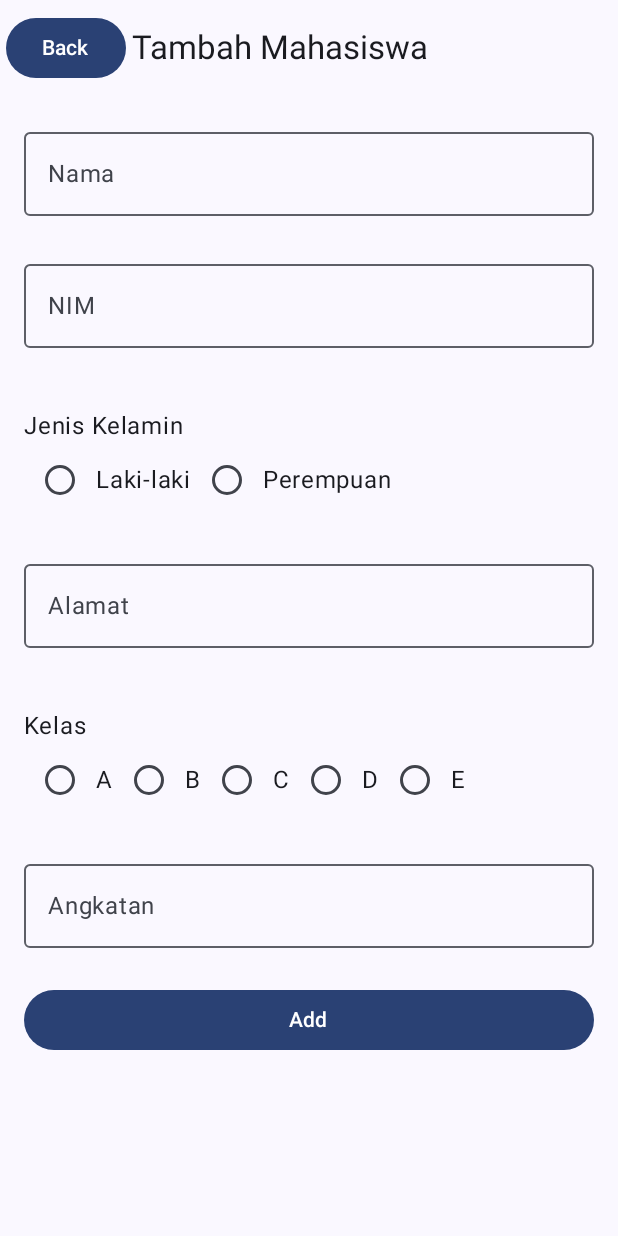
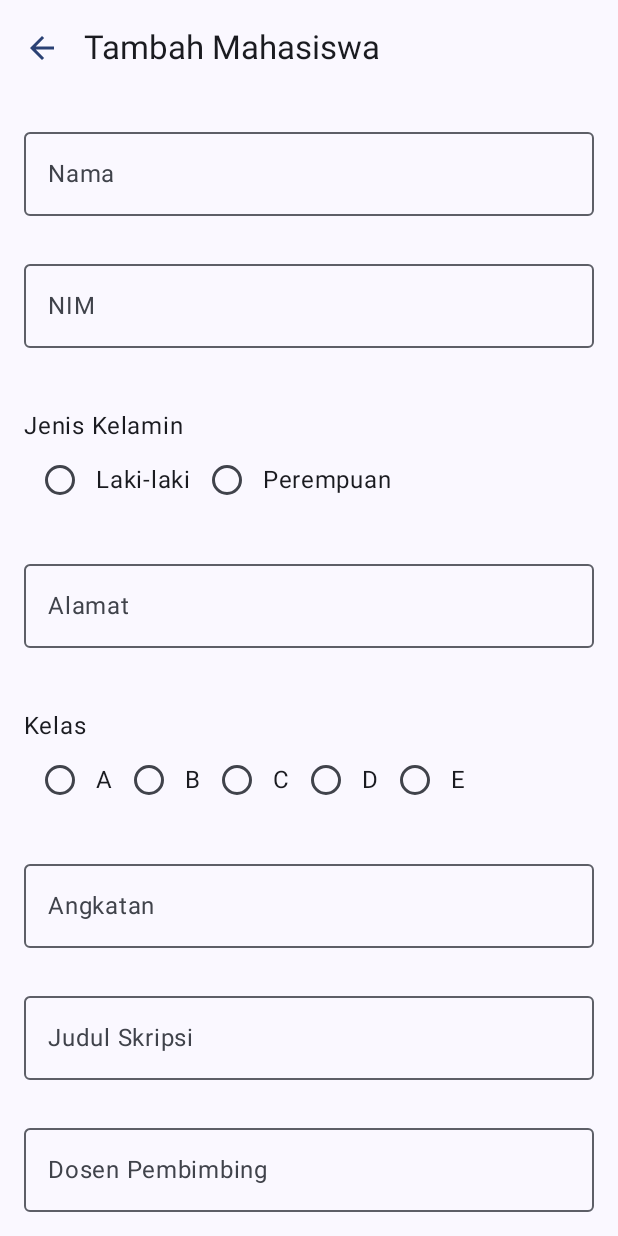
Before and after one commit to AryaGGWP/QuestFirebase_124, an Android app built with Jetpack Compose: the InsertMhsView screen opened through its navigation route, on a phone screen of 412 x 824 dp. Run offline under Robolectric (Android 15) with nearby library versions, the phone set to English and light mode, and no system bars; our stand-ins replace Firebase (no records; nobody signed in at launch, a user with empty details on screens opened directly).

Commit message:
add data baru judul skripsi dan dospem

```diff
--- a/app/src/main/java/com/example/pertemuan15/repo/RepositoryMhs.kt
+++ b/app/src/main/java/com/example/pertemuan15/repo/RepositoryMhs.kt
@@ -12,7 +12,7 @@ interface RepositoryMhs {
     fun getMhs(nim: String): Flow<Mahasiswa>
     //memanggil fungsi untuk memanggil data sesuai NIM
 
-    suspend fun deleteMhs(mahasiswa: Mahasiswa)
+    suspend fun deleteMhs(nim: String)
 
-    suspend fun updateMhs(mahasiswa: Mahasiswa)
+    suspend fun updateMhs(mahasiswa: Mahasiswa, nim: String)
 }
--- a/app/src/main/java/com/example/pertemuan15/ui/insert/pages/InsertView.kt
+++ b/app/src/main/java/com/example/pertemuan15/ui/insert/pages/InsertView.kt
@@ -1,6 +1,7 @@
 package com.example.pertemuan15.ui.insert.pages
 
 import androidx.compose.foundation.layout.Arrangement
+import androidx.compose.foundation.layout.Box
 import androidx.compose.foundation.layout.Column
 import androidx.compose.foundation.layout.Row
 import androidx.compose.foundation.layout.Spacer
@@ -9,10 +10,17 @@ import androidx.compose.foundation.layout.fillMaxWidth
 import androidx.compose.foundation.layout.height
 import androidx.compose.foundation.layout.padding
 import androidx.compose.foundation.layout.size
+import androidx.compose.foundation.rememberScrollState
 import androidx.compose.foundation.text.KeyboardOptions
+import androidx.compose.foundation.verticalScroll
+import androidx.compose.material.icons.Icons
+import androidx.compose.material.icons.automirrored.filled.ArrowBack
 import androidx.compose.material3.Button
 import androidx.compose.material3.CircularProgressIndicator
 import androidx.compose.material3.ExperimentalMaterial3Api
+import androidx.compose.material3.Icon
+import androidx.compose.material3.IconButton
+import androidx.compose.material3.MaterialTheme
 import androidx.compose.material3.OutlinedTextField
 import androidx.compose.material3.RadioButton
 import androidx.compose.material3.Scaffold
@@ -46,24 +54,26 @@ fun InsertBodyMhs(
     uiState: InsertUiState,
     onClick: () -> Unit,
     homeUiState: FormState
-){
-    Column (
-        modifier = modifier.fillMaxWidth(),
-        verticalArrangement = Arrangement.Center,
-        horizontalAlignment = Alignment.CenterHorizontally
-    ){
+) {
+    Column(
+        modifier = modifier
+            .fillMaxWidth()
+            .padding(16.dp),
+        verticalArrangement = Arrangement.spacedBy(16.dp),
+        horizontalAlignment = Alignment.Start
+    ) {
         FormMahasiswa(
             mahasiswaEvent = uiState.insertUiEvent,
             onValueChange = onValueChange,
             errorState = uiState.isEntryValid,
             modifier = Modifier.fillMaxWidth()
         )
-        Button (
+        Button(
             onClick = onClick,
             modifier = Modifier.fillMaxWidth(),
             enabled = homeUiState !is FormState.Loading,
         ) {
-            if (homeUiState is FormState.Loading){
+            if (homeUiState is FormState.Loading) {
                 CircularProgressIndicator(
                     color = Color.White,
                     modifier = Modifier
@@ -71,7 +81,7 @@ fun InsertBodyMhs(
                         .padding(end = 8.dp)
                 )
                 Text("Loading...")
-            } else{
+            } else {
                 Text("Add")
             }
         }
@@ -94,15 +104,11 @@ fun InsertMhsView(
     LaunchedEffect(uiState) {
         when (uiState) {
             is FormState.Success -> {
-                println(
-                    "InsertMhsView: uiState is FormState.Success, navigate to home " + uiState.message
-                )
                 coroutineScope.launch {
                     snackbarHostState.showSnackbar(uiState.message)
                 }
                 delay(700)
                 onNavigate()
-
                 viewModel.resetSnackBarMessage()
             }
 
@@ -116,32 +122,36 @@ fun InsertMhsView(
         }
     }
 
-    Scaffold (
+    Scaffold(
         modifier = modifier,
-        snackbarHost = { SnackbarHost(hostState = snackbarHostState)},
+        snackbarHost = { SnackbarHost(hostState = snackbarHostState) },
         topBar = {
             TopAppBar(
                 title = { Text("Tambah Mahasiswa") },
                 navigationIcon = {
-                    Button(onClick = onBack) {
-                        Text("Back")
+                    IconButton(onClick = onBack) {
+                        Icon(
+                            imageVector = Icons.AutoMirrored.Filled.ArrowBack,
+                            contentDescription = "Back",
+                            tint = MaterialTheme.colorScheme.primary
+                        )
                     }
                 }
             )
         }
-    ){ padding ->
-        Column (
+    ) { padding ->
+        Box(
             modifier = Modifier
                 .fillMaxSize()
                 .padding(padding)
-                .padding(16.dp)
-        ){
+                .verticalScroll(rememberScrollState()) // Memastikan scroll aktif untuk seluruh konten
+        ) {
             InsertBodyMhs(
                 uiState = uiEvent,
                 homeUiState = uiState,
-                onValueChange = {updatedEvent -> viewModel.updateState(updatedEvent) },
+                onValueChange = { updatedEvent -> viewModel.updateState(updatedEvent) },
                 onClick = {
-                    if (viewModel.validateFields()){
+                    if (viewModel.validateFields()) {
                         viewModel.insertMhs()
                         onNavigate()
                     }
@@ -157,13 +167,13 @@ fun FormMahasiswa(
     onValueChange: (MahasiswaEvent) -> Unit,
     errorState: FormErrorState = FormErrorState(),
     modifier: Modifier = Modifier
-){
+) {
     val jenisKelamin = listOf("Laki-laki", "Perempuan")
     val kelas = listOf("A", "B", "C", "D", "E")
 
-    Column (
+    Column(
         modifier = modifier.fillMaxWidth()
-    ){
+    ) {
         OutlinedTextField(
             modifier = Modifier.fillMaxWidth(),
             value = mahasiswaEvent.nama,
@@ -176,7 +186,8 @@ fun FormMahasiswa(
         )
         Text(
             text = errorState.nama ?: "",
-            color = Color.Red)
+            color = Color.Red
+        )
 
         OutlinedTextField(
             modifier = Modifier.fillMaxWidth(),
@@ -191,31 +202,33 @@ fun FormMahasiswa(
         )
         Text(
             text = errorState.nim ?: "",
-            color = Color.Red)
+            color = Color.Red
+        )
 
         Spacer(modifier = Modifier.height(16.dp))
         Text(text = "Jenis Kelamin")
-        Row (
+        Row(
             modifier = Modifier.fillMaxWidth()
-        ){
+        ) {
             jenisKelamin.forEach { jk ->
-                Row (
+                Row(
                     verticalAlignment = Alignment.CenterVertically,
                     horizontalArrangement = Arrangement.Start
-                ){
+                ) {
                     RadioButton(
                         selected = mahasiswaEvent.jenisKelamin == jk,
                         onClick = {
                             onValueChange(mahasiswaEvent.copy(jenisKelamin = jk))
                         },
                     )
-                    Text(text = jk,)
+                    Text(text = jk)
                 }
             }
         }
         Text(
             text = errorState.jenisKelamin ?: "",
-            color = Color.Red)
+            color = Color.Red
+        )
 
         OutlinedTextField(
             modifier = Modifier.fillMaxWidth(),
@@ -229,16 +242,17 @@ fun FormMahasiswa(
         )
         Text(
             text = errorState.alamat ?: "",
-            color = Color.Red)
+            color = Color.Red
+        )
 
         Spacer(modifier = Modifier.height(16.dp))
         Text(text = "Kelas")
         Row {
             kelas.forEach { kelas ->
-                Row (
+                Row(
                     verticalAlignment = Alignment.CenterVertically,
                     horizontalArrangement = Arrangement.Start
-                ){
+                ) {
                     RadioButton(
                         selected = mahasiswaEvent.kelas == kelas,
                         onClick = {
@@ -251,7 +265,8 @@ fun FormMahasiswa(
         }
         Text(
             text = errorState.kelas ?: "",
-            color = Color.Red)
+            color = Color.Red
+        )
 
         OutlinedTextField(
             modifier = Modifier.fillMaxWidth(),
@@ -265,7 +280,40 @@ fun FormMahasiswa(
             keyboardOptions = KeyboardOptions(keyboardType = KeyboardType.Number)
         )
         Text(
-            text = errorState.angkatan ?: "",
-            color = Color.Red)
+            text = errorState.judulSkripsi ?: "",
+            color = Color.Red
+        )
+
+        OutlinedTextField(
+            modifier = Modifier.fillMaxWidth(),
+            value = mahasiswaEvent.judulSkripsi,
+            onValueChange = {
+                onValueChange(mahasiswaEvent.copy(judulSkripsi = it))
+            },
+            label = { Text("Judul Skripsi") },
+            isError = errorState.judulSkripsi != null,
+            placeholder = { Text("Judul Skripsi") },
+            keyboardOptions = KeyboardOptions(keyboardType = KeyboardType.Text)
+        )
+        Text(
+            text = errorState.judulSkripsi ?: "",
+            color = Color.Red
+        )
+
+        OutlinedTextField(
+            modifier = Modifier.fillMaxWidth(),
+            value = mahasiswaEvent.dosenPembimbing,
+            onValueChange = {
+                onValueChange(mahasiswaEvent.copy(dosenPembimbing = it))
+            },
+            label = { Text("Dosen Pembimbing") },
+            isError = errorState.dosenPembimbing != null,
+            placeholder = { Text("Dosen Pembimbing") },
+            keyboardOptions = KeyboardOptions(keyboardType = KeyboardType.Text)
+        )
+        Text(
+            text = errorState.dosenPembimbing ?: "",
+            color = Color.Red
+        )
     }
 }
--- a/app/src/main/java/com/example/pertemuan15/ui/navigation/PengelolaHalaman.kt
+++ b/app/src/main/java/com/example/pertemuan15/ui/navigation/PengelolaHalaman.kt
@@ -4,8 +4,12 @@ import androidx.compose.runtime.Composable
 import androidx.compose.ui.Modifier
 import androidx.navigation.compose.NavHost
 import androidx.navigation.NavHostController
+import androidx.navigation.NavType
 import androidx.navigation.compose.composable
 import androidx.navigation.compose.rememberNavController
+import androidx.navigation.navArgument
+import com.example.pertemuan15.ui.home.detail.view.DestinasiDetail
+import com.example.pertemuan15.ui.home.detail.view.DetailView
 import com.example.pertemuan15.ui.home.pages.HomeScreen
 import com.example.pertemuan15.ui.insert.pages.InsertMhsView
 
@@ -31,5 +35,22 @@ fun PengelolaHalaman(
                 onNavigate = { navController.navigate(DestinasiHome.route) }
             )
         }
+        composable(
+            route = "${DestinasiDetail.route}/{nim}",
+            arguments = listOf(navArgument("nim") { type = NavType.StringType })
+        ) { backStackEntry ->
+            val nim = backStackEntry.arguments?.getString("nim") ?: ""
+            DetailView(
+                nim = nim,
+                navigateBack = {
+                    navController.navigate(DestinasiHome.route) {
+                        popUpTo(DestinasiHome.route) {
+                            inclusive = true
+                        }
+                    }
+                },
+                onClick = {}
+            )
+        }
     }
 }
```
Also changed, not shown: app/src/main/java/com/example/pertemuan15/repo/NetworkRepositoryMhs.kt (+29 -7 lines), app/src/main/java/com/example/pertemuan15/ui/customwidget/TopAppBar.kt (added, +72 -0 lines), app/src/main/java/com/example/pertemuan15/ui/home/detail/view/DetailView.kt (added, +209 -0 lines), app/src/main/java/com/example/pertemuan15/ui/home/detail/viewmodel/DetailViewModel.kt (added, +34 -0 lines), app/src/main/java/com/example/pertemuan15/ui/home/pages/HomeView.kt (+44 -18 lines), app/src/main/java/com/example/pertemuan15/ui/home/viewmodel/HomeViewModel.kt (+11 -0 lines).
